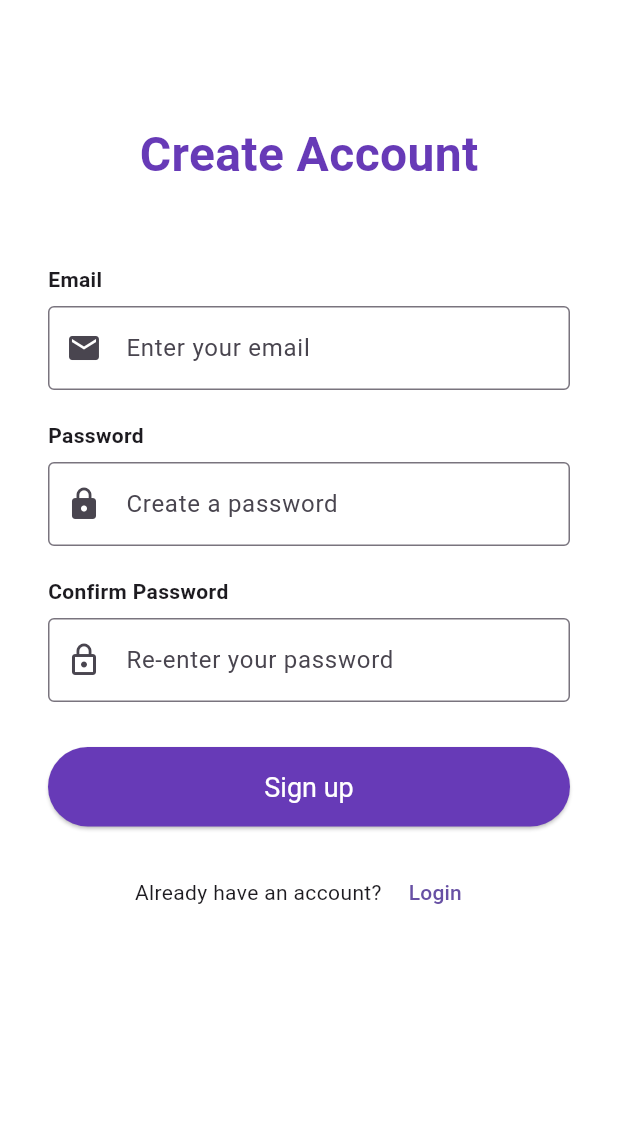
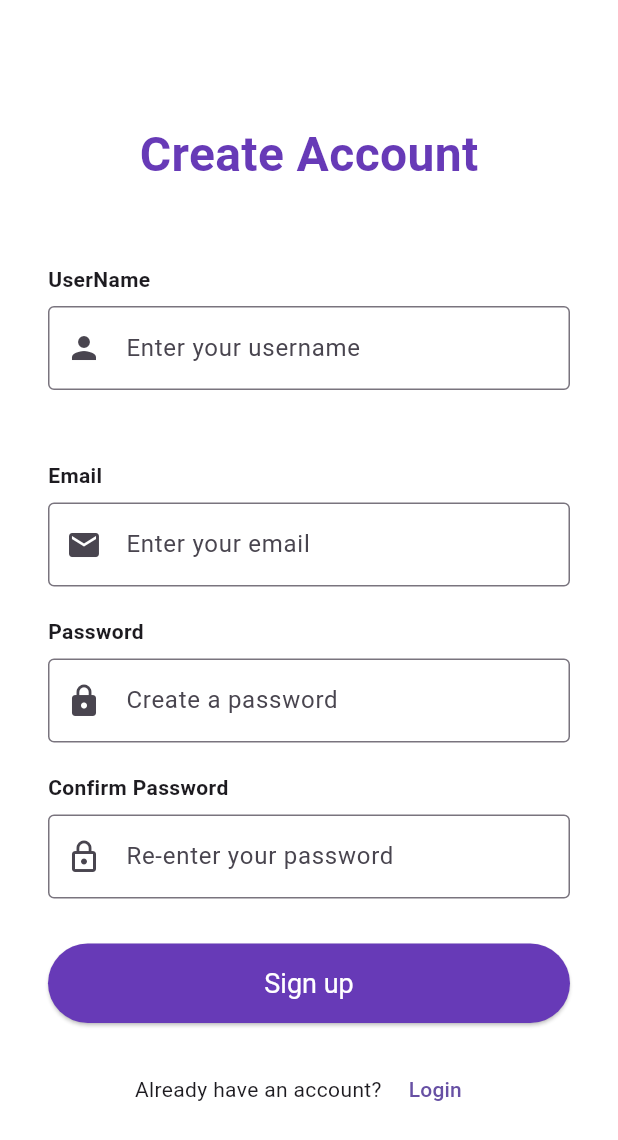
Before and after one commit to Hermitcrabb/Mero_swastha, a Flutter app: the Signup screen opened directly, on a phone screen of 412 x 824 dp. Shown: the top 1140 px of the screen. Run offline on Flutter 3.47's test engine with Material 3 defaults, Android fonts, the phone set to English and light mode, and no system bars; our stand-ins replace cloud_firestore, firebase_auth, firebase_core, get; accounts and stored records are empty; network calls fail.

Commit message:
username and username verification added

```diff
--- a/lib/views/auth/signup.dart
+++ b/lib/views/auth/signup.dart
@@ -3,6 +3,8 @@ import 'package:firebase_auth/firebase_auth.dart';
 import 'package:get/get.dart';
 import 'login.dart';
 import 'verify.dart';
+import 'package:cloud_firestore/cloud_firestore.dart';
+import 'dart:async';
 
 
 class Signup extends StatefulWidget {
@@ -11,22 +13,49 @@ class Signup extends StatefulWidget {
   @override
   State<Signup> createState() => _SignupState();
 }
+class Debouncer{
+  final Duration delay;
+  VoidCallback? action;
+  Timer? _timer;
+
+  Debouncer({required this.delay});
+
+  run(VoidCallback action){
+    _timer?.cancel();
+    _timer = Timer(delay, action);
+  }
+  void dispose(){
+    _timer?.cancel();
+  }
+}
+
 
 class _SignupState extends State<Signup> {
+  @override
+  void initState() {
+    super.initState();
 
+    // Add your username availability listener here
+    userNameController.addListener(_checkUsernameAvailability);
+  }
+  final _debouncer = Debouncer(delay: Duration(milliseconds: 500));
+  final userNameController = TextEditingController();
   final emailController = TextEditingController();
   final passwordController = TextEditingController();
   final confirmPasswordController = TextEditingController();
+  bool isUsernameAvailable =false;
+  String usernameStatusMessage='';
 
   bool isLoading = false;
 
   void signup() async {
 
+    final user = userNameController.text.trim();
     final email = emailController.text.trim();
     final password = passwordController.text.trim();
     final confirmPassword = confirmPasswordController.text.trim();
 
-    if (email.isEmpty || password.isEmpty || confirmPassword.isEmpty) {
+    if (user.isEmpty || email.isEmpty || password.isEmpty || confirmPassword.isEmpty) {
       Get.snackbar("Error", "All fields are required");
       return;
     }
@@ -39,17 +68,66 @@ class _SignupState extends State<Signup> {
     setState(() => isLoading = true);
 
     try {
-      await FirebaseAuth.instance.createUserWithEmailAndPassword(
+      // 🔍 Check if username is already taken
+      final usernameExists = await FirebaseFirestore.instance
+          .collection('users')
+          .where('username', isEqualTo: user)
+          .get();
+
+      if (usernameExists.docs.isNotEmpty) {
+        Get.snackbar("Error", "Username already taken");
+        setState(() => isLoading = false);
+        return;
+      }
+
+      // ✅ Create the user in Firebase Auth
+      final userCredential = await FirebaseAuth.instance.createUserWithEmailAndPassword(
         email: email,
         password: password,
       );
+
+      // 📝 Save username & email to Firestore
+      await FirebaseFirestore.instance.collection('users').doc(userCredential.user!.uid).set({
+        'username': user,
+        'email': email,
+        'createdAt': FieldValue.serverTimestamp(),
+      });
+
+      // 🚀 Navigate to verification screen
       Get.offAll(() => const Verify());
+
     } on FirebaseAuthException catch (e) {
       Get.snackbar("Signup Failed", e.message ?? "Unknown error");
     }
 
     setState(() => isLoading = false);
   }
+  void _checkUsernameAvailability() {
+    final username = userNameController.text.trim();
+
+    if (username.isEmpty) {
+      setState(() {
+        usernameStatusMessage = '';
+        isUsernameAvailable = false;
+      });
+      return;
+    }
+
+    _debouncer.run(() async {
+      final query = await FirebaseFirestore.instance
+          .collection('users')
+          .where('username', isEqualTo: username)
+          .get();
+
+      setState(() {
+        isUsernameAvailable = query.docs.isEmpty;
+        usernameStatusMessage = isUsernameAvailable
+            ? "✅ Username available"
+            : "❌ Username already taken";
+      });
+    });
+  }
+
 
   @override
   Widget build(BuildContext context) {
@@ -72,7 +150,24 @@ class _SignupState extends State<Signup> {
                 ),
               ),
             ),
-            const SizedBox(height: 50),
+            const SizedBox(height:50),
+            const Text("UserName", style: TextStyle(fontWeight: FontWeight.bold)),
+            const SizedBox(height: 8),
+            TextField(
+              controller: userNameController,
+              decoration: InputDecoration(
+                prefixIcon: Icon(Icons.person),
+                border: OutlineInputBorder(),
+                hintText: 'Enter your username',
+              ),
+            ),
+            const SizedBox(height: 8),
+            Text(
+              usernameStatusMessage,
+              style: TextStyle(
+                color: isUsernameAvailable ? Colors.green : Colors.red,fontSize: 13,)
+            ),
+            const SizedBox(height: 20),
             const Text("Email", style: TextStyle(fontWeight: FontWeight.bold)),
             const SizedBox(height: 8),
             TextField(
@@ -135,4 +230,13 @@ class _SignupState extends State<Signup> {
       ),
     );
   }
+  @override
+  void dispose() {
+    userNameController.removeListener(_checkUsernameAvailability);
+    userNameController.dispose();
+    emailController.dispose();
+    passwordController.dispose();
+    confirmPasswordController.dispose();
+    super.dispose();
+  }
 }
```
